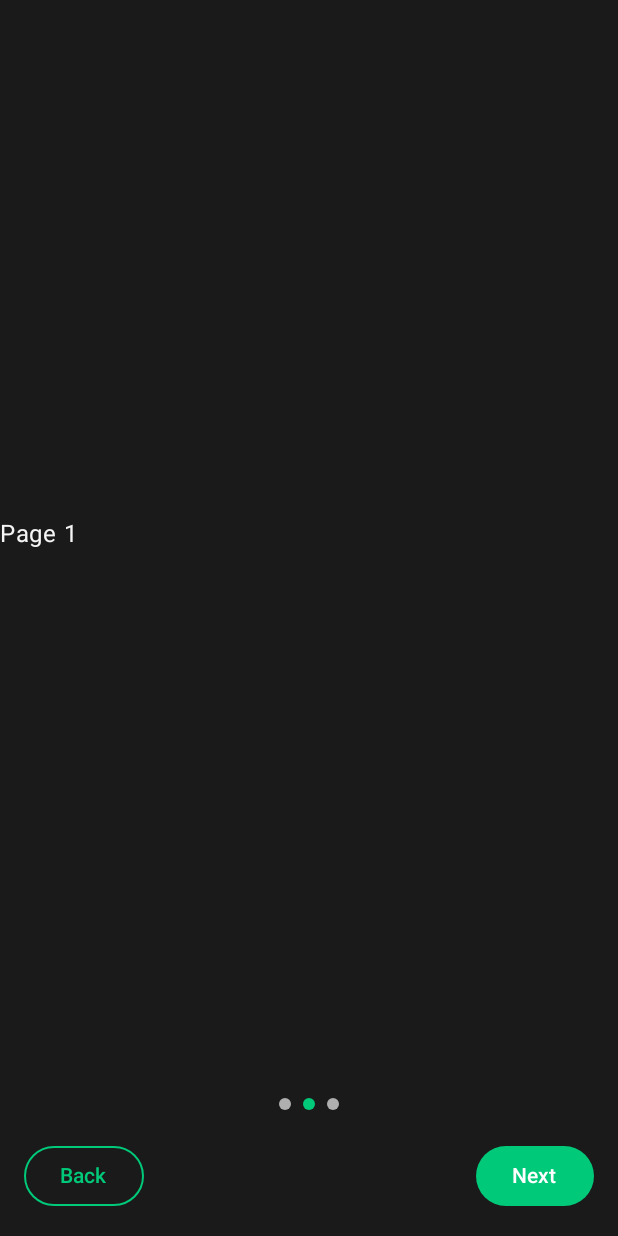
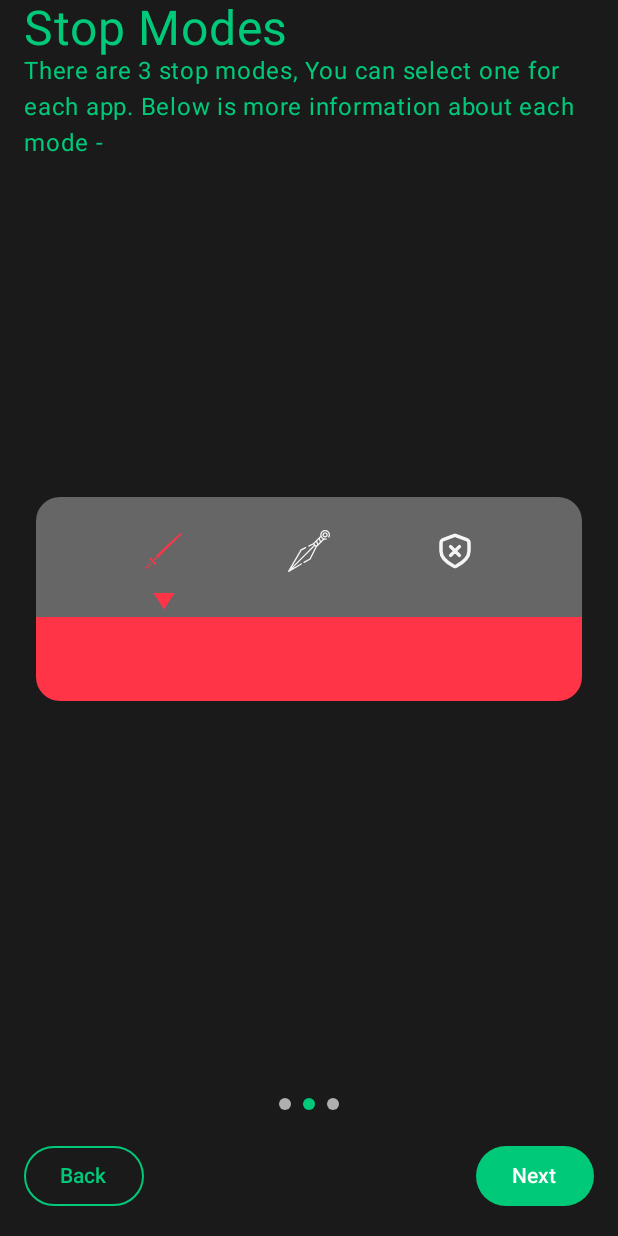
Before and after one commit to Noddy20/AppKira, an Android app built with Jetpack Compose: the screen it shows after launch (IntroActivity), after a tap on "Next", on a phone screen of 412 x 824 dp. Run offline under Robolectric (Android 15) with nearby library versions, the light colour scheme and no system bars; our stand-ins replace Dagger/Hilt's generated code.

Commit message:
Added intro stop modes screen container

```diff
--- a/app/src/main/java/com/nnk/appkira/presentation/designsystem/color/AppColors.kt
+++ b/app/src/main/java/com/nnk/appkira/presentation/designsystem/color/AppColors.kt
@@ -7,6 +7,7 @@ object AppColors {
     val Dark = Color(0xFF16181D)
     val DarkX = Color(0xFF20232B)
     val DarkBackground = Color(0xFF1A1A1A)
+    val DarkSurface = Color(0xFF666666)
     val DarkLight = Color(0xFF535A6F)
     val OnDarkMain = Color(0xFFF5F5F5)
     val OnDarkVar = Color(0xFFAFAFAF)
@@ -15,6 +16,7 @@ object AppColors {
     val Light = Color(0xFFEDEFF2)
     val LightX = Color(0xFFC8C8C8)
     val LightBackground = Color(0xFFFFFFFF)
+    val LightSurface = Color(0xFFE0E0E0)
     val LightDark = Color(0xFFAFAFAF)
     val OnLightMain = Color(0xFF283440)
     val OnLightVar = Color(0xFF535A6F)
--- a/app/src/main/java/com/nnk/appkira/presentation/designsystem/dimen/AppDimen.kt
+++ b/app/src/main/java/com/nnk/appkira/presentation/designsystem/dimen/AppDimen.kt
@@ -18,6 +18,8 @@ object AppDimen {
     val Dimen6X = 24.dp
     val Dimen7X = 28.dp
     val Dimen8X = 32.dp
+    val Dimen9X = 36.dp
+    val Dimen10X = 40.dp
 
     val DimenAppInfoIconSize = 48.dp
     val DimenAppStopModeIconSize = 40.dp
--- a/app/src/main/java/com/nnk/appkira/presentation/designsystem/dimen/FontSize.kt
+++ b/app/src/main/java/com/nnk/appkira/presentation/designsystem/dimen/FontSize.kt
@@ -6,7 +6,7 @@ object FontSize {
     val TitleLarge = 22.sp
     val TitleMedium = 18.sp
     val TitleSmall = 16.sp
-    val TitleLineHeight = 12.sp
+    val TitleLineHeight = 22.sp
     val TitleLetterSpacing = 0.5.sp
 
     val BodyLarge = 16.sp
@@ -22,4 +22,5 @@ object FontSize {
 
     val TitleWelcomeScreen = 36.sp
     val AppNameWelcomeScreen = 42.sp
+    val TitleModesScreen = 32.sp
 }
--- a/app/src/main/java/com/nnk/appkira/presentation/designsystem/theme/Theme.kt
+++ b/app/src/main/java/com/nnk/appkira/presentation/designsystem/theme/Theme.kt
@@ -24,7 +24,7 @@ private val darkColorScheme: ColorScheme
             onPrimary = AppColors.White,
             background = AppColors.DarkBackground,
             onBackground = AppColors.OnDarkMain,
-            surface = AppColors.DarkBackground,
+            surface = AppColors.DarkSurface,
             onSurface = AppColors.OnDarkVar,
             onError = AppColors.Red,
         )
@@ -35,7 +35,7 @@ private val lightColorScheme: ColorScheme
             onPrimary = AppColors.White,
             background = AppColors.LightBackground,
             onBackground = AppColors.OnLightMain,
-            surface = AppColors.LightBackground,
+            surface = AppColors.LightSurface,
             surfaceTint = AppColors.Transparent,
             onSurface = AppColors.OnLightVar,
             onError = AppColors.Red,
--- a/app/src/main/java/com/nnk/appkira/presentation/features/intro/screens/IntroContainerScreen.kt
+++ b/app/src/main/java/com/nnk/appkira/presentation/features/intro/screens/IntroContainerScreen.kt
@@ -31,6 +31,7 @@ import androidx.compose.ui.res.stringResource
 import com.nnk.appkira.R
 import com.nnk.appkira.presentation.designsystem.color.AppColors
 import com.nnk.appkira.presentation.designsystem.dimen.AppDimen
+import com.nnk.appkira.presentation.features.intro.screens.modes.IntroModesScreen
 import com.nnk.appkira.presentation.features.intro.screens.welcome.WelcomeScreen
 import kotlinx.coroutines.launch
 
@@ -132,7 +133,7 @@ fun IntroContainerScreen(onFinish: () -> Unit) {
                 }
 
                 1 -> {
-                    Text("Page $page")
+                    IntroModesScreen()
                 }
 
                 2 -> {
--- /dev/null
+++ b/app/src/main/java/com/nnk/appkira/presentation/features/intro/screens/modes/IntroModesScreen.kt
@@ -0,0 +1,183 @@
+package com.nnk.appkira.presentation.features.intro.screens.modes
+
+import androidx.compose.foundation.background
+import androidx.compose.foundation.layout.Arrangement
+import androidx.compose.foundation.layout.Column
+import androidx.compose.foundation.layout.Row
+import androidx.compose.foundation.layout.fillMaxHeight
+import androidx.compose.foundation.layout.fillMaxSize
+import androidx.compose.foundation.layout.fillMaxWidth
+import androidx.compose.foundation.layout.padding
+import androidx.compose.foundation.shape.RoundedCornerShape
+import androidx.compose.material.icons.Icons
+import androidx.compose.material.icons.filled.PlayArrow
+import androidx.compose.material3.Icon
+import androidx.compose.material3.MaterialTheme
+import androidx.compose.material3.Text
+import androidx.compose.runtime.Composable
+import androidx.compose.runtime.getValue
+import androidx.compose.runtime.mutableStateOf
+import androidx.compose.runtime.remember
+import androidx.compose.runtime.setValue
+import androidx.compose.ui.Alignment
+import androidx.compose.ui.Modifier
+import androidx.compose.ui.draw.rotate
+import androidx.compose.ui.res.stringResource
+import androidx.compose.ui.tooling.preview.Preview
+import androidx.compose.ui.unit.dp
+import com.nnk.appkira.R
+import com.nnk.appkira.domain.model.AppForceStopMode
+import com.nnk.appkira.presentation.designsystem.color.AppColors
+import com.nnk.appkira.presentation.designsystem.dimen.AppDimen
+import com.nnk.appkira.presentation.designsystem.dimen.FontSize
+import com.nnk.appkira.presentation.designsystem.theme.AppKiraTheme
+import com.nnk.appkira.presentation.designsystem.widgets.AppStopModeButton
+
+@Composable
+fun IntroModesScreen() {
+    Column(
+        modifier =
+            Modifier
+                .fillMaxSize(),
+    ) {
+        Text(
+            modifier = Modifier.padding(horizontal = AppDimen.Dimen4X),
+            text = stringResource(R.string.stop_modes),
+            style =
+                MaterialTheme.typography.titleLarge.copy(
+                    fontSize = FontSize.TitleModesScreen,
+                ),
+            color = MaterialTheme.colorScheme.primary,
+        )
+        Text(
+            modifier = Modifier.padding(horizontal = AppDimen.Dimen4X),
+            text = stringResource(R.string.stop_modes_description),
+            style = MaterialTheme.typography.bodyLarge,
+            color = MaterialTheme.colorScheme.primary,
+        )
+
+        ModesInfoCard(
+            modifier = Modifier.weight(1f),
+        )
+
+        Text(
+            modifier = Modifier.padding(horizontal = AppDimen.Dimen4X),
+            text = stringResource(R.string.empty_string),
+            style = MaterialTheme.typography.bodyLarge,
+            color = MaterialTheme.colorScheme.primary,
+        )
+    }
+}
+
+@Composable
+private fun ModesInfoCard(modifier: Modifier) {
+    var selectedMode by remember {
+        mutableStateOf<AppForceStopMode>(
+            AppForceStopMode.Always,
+        )
+    }
+
+    Column(
+        modifier =
+            modifier
+                .fillMaxWidth()
+                .padding(
+                    horizontal = AppDimen.Dimen6X,
+                    vertical = AppDimen.Dimen2X,
+                ),
+        horizontalAlignment = Alignment.CenterHorizontally,
+        verticalArrangement = Arrangement.Center,
+    ) {
+        Row(
+            modifier =
+                Modifier
+                    .fillMaxWidth()
+                    .align(Alignment.CenterHorizontally)
+                    .background(
+                        color = MaterialTheme.colorScheme.surface,
+                        shape =
+                            RoundedCornerShape(
+                                topStart = AppDimen.Dimen4X,
+                                topEnd = AppDimen.Dimen4X,
+                            ),
+                    ).padding(horizontal = AppDimen.Dimen2X)
+                    .padding(
+                        top = AppDimen.Dimen4X,
+                    ),
+            horizontalArrangement = Arrangement.SpaceEvenly,
+        ) {
+            AppStopModeButton(
+                mode = AppForceStopMode.Always,
+                selectedMode = selectedMode,
+                onClick = {
+                    selectedMode = AppForceStopMode.Always
+                },
+            )
+            AppStopModeButton(
+                mode = AppForceStopMode.WhenInActive,
+                selectedMode = selectedMode,
+                onClick = {
+                    selectedMode = AppForceStopMode.WhenInActive
+                },
+            )
+            AppStopModeButton(
+                mode = AppForceStopMode.Never,
+                selectedMode = selectedMode,
+                onClick = {
+                    selectedMode = AppForceStopMode.Never
+                },
+            )
+        }
+        Text(
+            modifier =
+                Modifier
+                    .fillMaxWidth()
+                    .background(
+                        color = selectedMode.iconTint,
+                        shape =
+                            RoundedCornerShape(
+                                bottomStart = AppDimen.Dimen4X,
+                                bottomEnd = AppDimen.Dimen4X,
+                            ),
+                    ).padding(all = AppDimen.Dimen4X),
+            text = stringResource(R.string.empty_string),
+        )
+    }
+}
+
+@Composable
+private fun AppStopModeButton(
+    mode: AppForceStopMode,
+    selectedMode: AppForceStopMode,
+    onClick: (mode: AppForceStopMode) -> Unit,
+) {
+    Column(
+        modifier = Modifier,
+        horizontalAlignment = Alignment.CenterHorizontally,
+    ) {
+        AppStopModeButton(
+            mode = mode,
+            isSelected = selectedMode == mode,
+            onClick = onClick,
+        )
+        if (selectedMode == mode) {
+            Icon(
+                modifier =
+                    Modifier
+                        .align(Alignment.CenterHorizontally)
+                        .rotate(90f),
+                imageVector = Icons.Default.PlayArrow,
+                contentDescription = stringResource(R.string.content_desc_selected_stop_mode_arrow),
+                tint = mode.iconTint,
+            )
+        }
+    }
+}
+
+@Preview
+@Composable
+private fun PreviewModeCard() {
+    AppKiraTheme {
+        IntroModesScreen()
+    }
+}
--- a/app/src/main/res/values/strings.xml
+++ b/app/src/main/res/values/strings.xml
@@ -1,5 +1,6 @@
 <resources>
     <string name="app_name">AppKira</string>
+    <string name="empty_string"/>
     <string name="inactive">Inactive</string>
     <string name="running_apps">Running Apps : %d</string>
     <string name="all_apps">All Apps : %d</string>
@@ -11,8 +12,13 @@
     <string name="next">Next</string>
     <string name="finish">Finish</string>
     <string name="welcome_title">Welcome to</string>
+    <string name="stop_modes">Stop Modes</string>
+    <string name="stop_modes_description">There are 3 stop modes, You can select one for each app. Below is more information about each mode -</string>
+    <string name="stop_mode_always">Always Stop</string>
+    <string name="stop_mode_always_description">Always Stop</string>
 
     <!-- Content Descriptions -->
     <string name="content_desc_app_info_icon">%s app icon</string>
     <string name="content_desc_app_kira_logo">App Kira logo</string>
+    <string name="content_desc_selected_stop_mode_arrow">Selected stop mode arrow</string>
 </resources>
```
